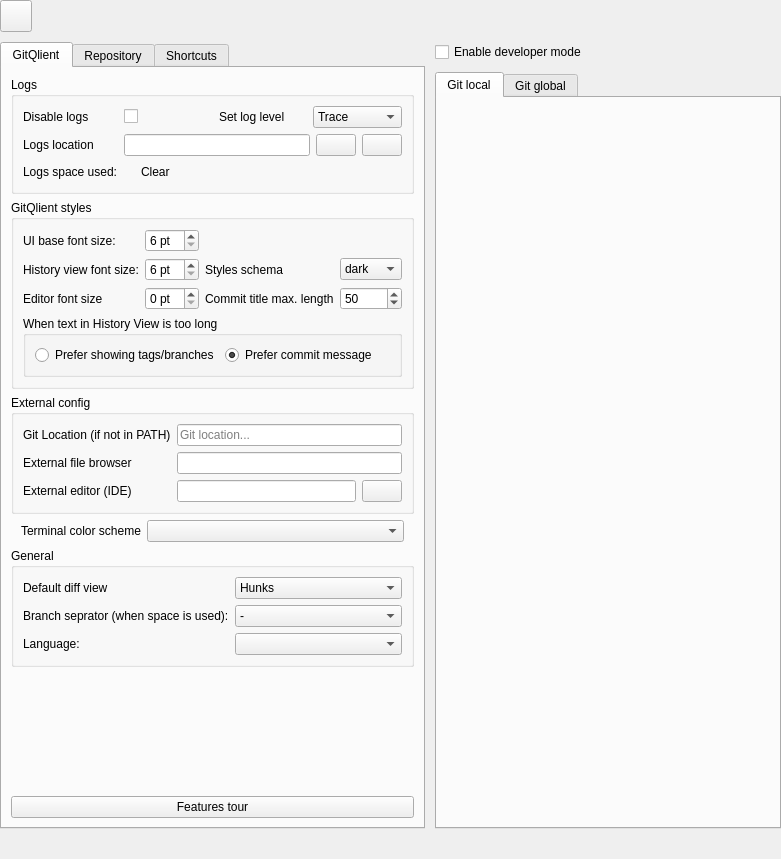
Old version of the form app/ui/widgets/main/ui/ConfigWidget.ui in the repository francescmaestre/GitQlient.
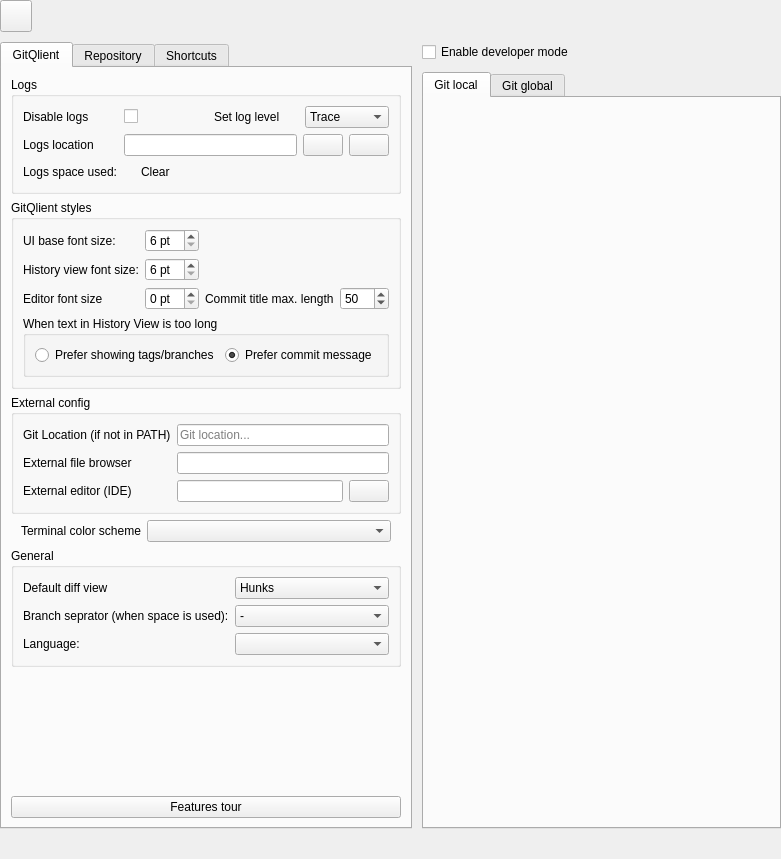
New version of the form. The open tabs and pages were chosen to show the change. Icons and pictures are not drawn. Custom widgets are drawn as their Qt base class.

Diff of the .ui file:
```diff
--- a/app/ui/widgets/main/ui/ConfigWidget.ui
+++ b/app/ui/widgets/main/ui/ConfigWidget.ui
@@ -221,20 +221,6 @@
                </property>
               </widget>
              </item>
-             <item row="1" column="3">
-              <widget class="QComboBox" name="cbStyle">
-               <item>
-                <property name="text">
-                 <string>dark</string>
-                </property>
-               </item>
-               <item>
-                <property name="text">
-                 <string>bright</string>
-                </property>
-               </item>
-              </widget>
-             </item>
              <item row="0" column="0">
               <widget class="QLabel" name="label_71">
                <property name="text">
@@ -256,13 +242,6 @@
                </property>
               </widget>
              </item>
-             <item row="1" column="2">
-              <widget class="QLabel" name="label_3">
-               <property name="text">
-                <string>Styles schema</string>
-               </property>
-              </widget>
-             </item>
              <item row="2" column="3">
               <widget class="QSpinBox" name="spCommitTitleLength">
                <property name="value">
```
Left out of the diff: 18 changed lines with no effect on the pictures.
